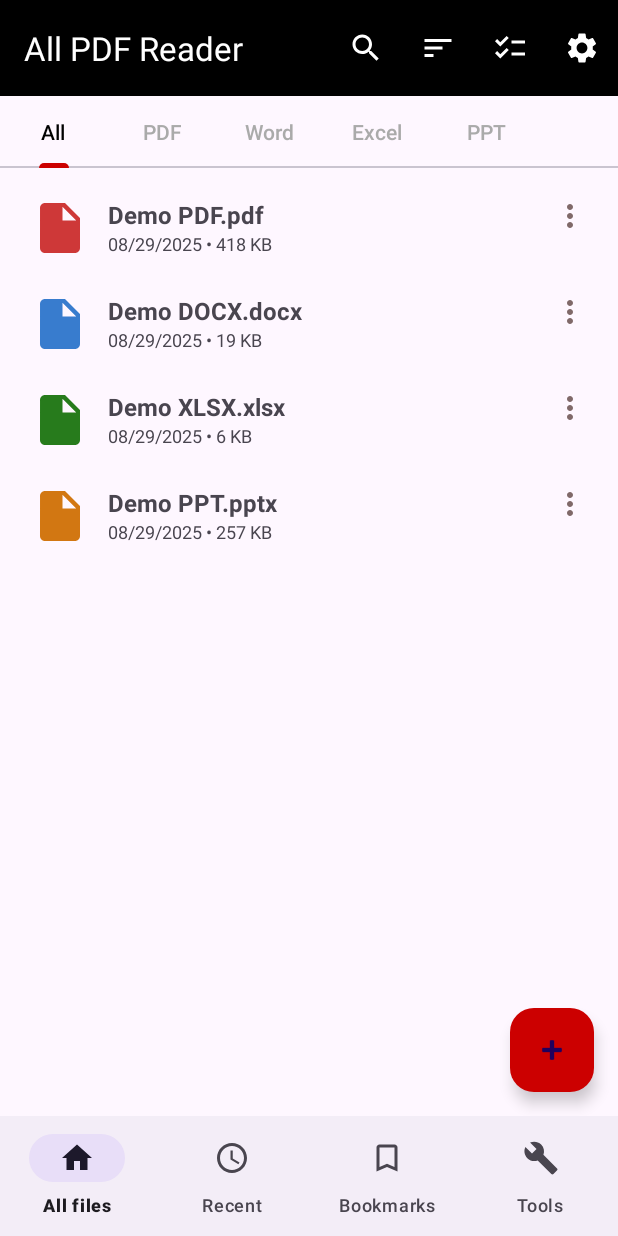
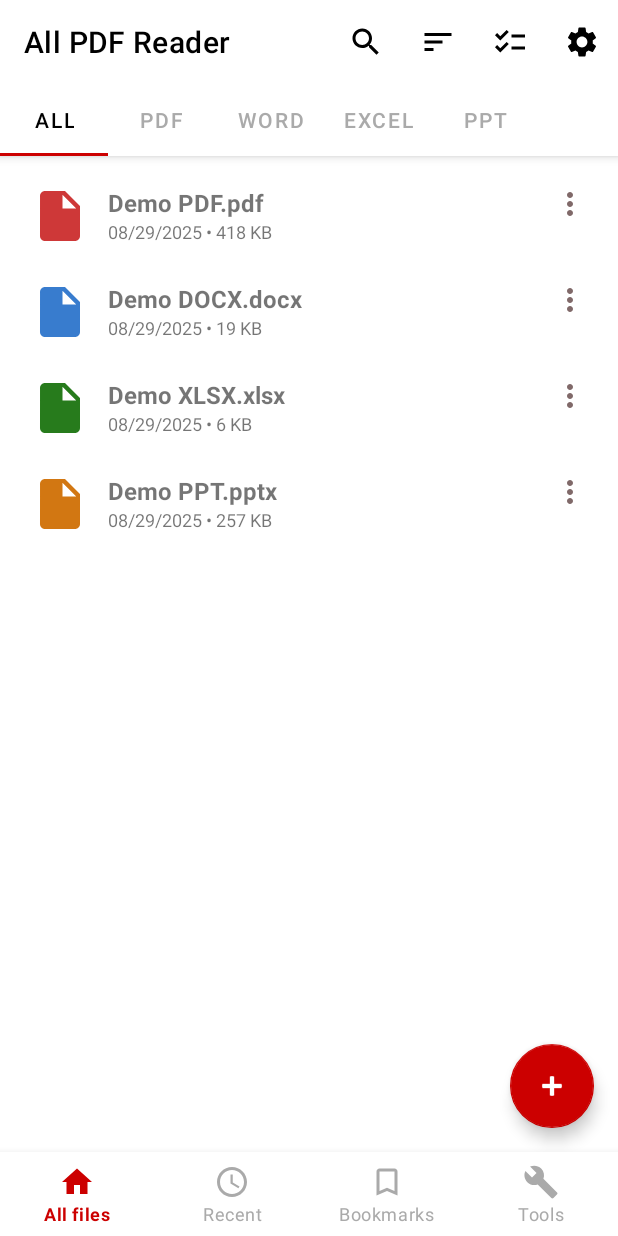
Before and after one commit to DurgeshMali/PDF-Management, an Android app: the screen it shows after launch (MainActivity), on a phone screen of 412 x 824 dp. Run offline under Robolectric (Android 15) with nearby library versions, the phone set to English and light mode, and no system bars.

Commit message:
made better UI and UX

```diff
--- a/app/build.gradle.kts
+++ b/app/build.gradle.kts
@@ -4,12 +4,12 @@ plugins {
 
 android {
     namespace = "com.example.pdfmanagement"
-    compileSdk = 34
+    compileSdk = 36
 
     defaultConfig {
         applicationId = "com.example.pdfmanagement"
         minSdk = 24
-        targetSdk = 34
+        targetSdk = 36
         versionCode = 1
         versionName = "1.0"
 
--- /dev/null
+++ b/app/src/main/res/color/nav_item_color.xml
@@ -0,0 +1,7 @@
+<?xml version="1.0" encoding="utf-8"?>
+<selector xmlns:android="http://schemas.android.com/apk/res/android">
+    <!-- Selected state -->
+    <item android:color="@android:color/holo_red_dark" android:state_checked="true" />
+    <!-- Default (unselected) state -->
+    <item android:color="@android:color/darker_gray" />
+</selector>
--- a/app/src/main/res/drawable/baseline_checklist_24.xml
+++ b/app/src/main/res/drawable/baseline_checklist_24.xml
@@ -1,5 +1,5 @@
-<vector android:height="24dp" android:tint="#FFFFFF"
+<vector android:height="24dp" android:tint="#000000"
     android:viewportHeight="24" android:viewportWidth="24"
     android:width="24dp" xmlns:android="http://schemas.android.com/apk/res/android">
-    <path android:fillColor="@android:color/black" android:pathData="M22,7h-9v2h9V7zM22,15h-9v2h9V15zM5.54,11L2,7.46l1.41,-1.41l2.12,2.12l4.24,-4.24l1.41,1.41L5.54,11zM5.54,19L2,15.46l1.41,-1.41l2.12,2.12l4.24,-4.24l1.41,1.41L5.54,19z"/>
+    <path android:fillColor="@android:color/white" android:pathData="M22,7h-9v2h9V7zM22,15h-9v2h9V15zM5.54,11L2,7.46l1.41,-1.41l2.12,2.12l4.24,-4.24l1.41,1.41L5.54,11zM5.54,19L2,15.46l1.41,-1.41l2.12,2.12l4.24,-4.24l1.41,1.41L5.54,19z"/>
 </vector>
--- a/app/src/main/res/drawable/baseline_search_24.xml
+++ b/app/src/main/res/drawable/baseline_search_24.xml
@@ -1,5 +1,5 @@
-<vector android:height="24dp" android:tint="#FFFFFF"
+<vector android:height="24dp" android:tint="#000000"
     android:viewportHeight="24" android:viewportWidth="24"
     android:width="24dp" xmlns:android="http://schemas.android.com/apk/res/android">
-    <path android:fillColor="@android:color/black" android:pathData="M15.5,14h-0.79l-0.28,-0.27C15.41,12.59 16,11.11 16,9.5 16,5.91 13.09,3 9.5,3S3,5.91 3,9.5 5.91,16 9.5,16c1.61,0 3.09,-0.59 4.23,-1.57l0.27,0.28v0.79l5,4.99L20.49,19l-4.99,-5zM9.5,14C7.01,14 5,11.99 5,9.5S7.01,5 9.5,5 14,7.01 14,9.5 11.99,14 9.5,14z"/>
+    <path android:fillColor="@android:color/white" android:pathData="M15.5,14h-0.79l-0.28,-0.27C15.41,12.59 16,11.11 16,9.5 16,5.91 13.09,3 9.5,3S3,5.91 3,9.5 5.91,16 9.5,16c1.61,0 3.09,-0.59 4.23,-1.57l0.27,0.28v0.79l5,4.99L20.49,19l-4.99,-5zM9.5,14C7.01,14 5,11.99 5,9.5S7.01,5 9.5,5 14,7.01 14,9.5 11.99,14 9.5,14z"/>
 </vector>
--- a/app/src/main/res/drawable/baseline_settings_24.xml
+++ b/app/src/main/res/drawable/baseline_settings_24.xml
@@ -1,5 +1,5 @@
-<vector android:height="24dp" android:tint="#FFFFFF"
+<vector android:height="24dp" android:tint="#000000"
     android:viewportHeight="24" android:viewportWidth="24"
     android:width="24dp" xmlns:android="http://schemas.android.com/apk/res/android">
-    <path android:fillColor="@android:color/black" android:pathData="M19.14,12.94c0.04,-0.3 0.06,-0.61 0.06,-0.94c0,-0.32 -0.02,-0.64 -0.07,-0.94l2.03,-1.58c0.18,-0.14 0.23,-0.41 0.12,-0.61l-1.92,-3.32c-0.12,-0.22 -0.37,-0.29 -0.59,-0.22l-2.39,0.96c-0.5,-0.38 -1.03,-0.7 -1.62,-0.94L14.4,2.81c-0.04,-0.24 -0.24,-0.41 -0.48,-0.41h-3.84c-0.24,0 -0.43,0.17 -0.47,0.41L9.25,5.35C8.66,5.59 8.12,5.92 7.63,6.29L5.24,5.33c-0.22,-0.08 -0.47,0 -0.59,0.22L2.74,8.87C2.62,9.08 2.66,9.34 2.86,9.48l2.03,1.58C4.84,11.36 4.8,11.69 4.8,12s0.02,0.64 0.07,0.94l-2.03,1.58c-0.18,0.14 -0.23,0.41 -0.12,0.61l1.92,3.32c0.12,0.22 0.37,0.29 0.59,0.22l2.39,-0.96c0.5,0.38 1.03,0.7 1.62,0.94l0.36,2.54c0.05,0.24 0.24,0.41 0.48,0.41h3.84c0.24,0 0.44,-0.17 0.47,-0.41l0.36,-2.54c0.59,-0.24 1.13,-0.56 1.62,-0.94l2.39,0.96c0.22,0.08 0.47,0 0.59,-0.22l1.92,-3.32c0.12,-0.22 0.07,-0.47 -0.12,-0.61L19.14,12.94zM12,15.6c-1.98,0 -3.6,-1.62 -3.6,-3.6s1.62,-3.6 3.6,-3.6s3.6,1.62 3.6,3.6S13.98,15.6 12,15.6z"/>
+    <path android:fillColor="@android:color/white" android:pathData="M19.14,12.94c0.04,-0.3 0.06,-0.61 0.06,-0.94c0,-0.32 -0.02,-0.64 -0.07,-0.94l2.03,-1.58c0.18,-0.14 0.23,-0.41 0.12,-0.61l-1.92,-3.32c-0.12,-0.22 -0.37,-0.29 -0.59,-0.22l-2.39,0.96c-0.5,-0.38 -1.03,-0.7 -1.62,-0.94L14.4,2.81c-0.04,-0.24 -0.24,-0.41 -0.48,-0.41h-3.84c-0.24,0 -0.43,0.17 -0.47,0.41L9.25,5.35C8.66,5.59 8.12,5.92 7.63,6.29L5.24,5.33c-0.22,-0.08 -0.47,0 -0.59,0.22L2.74,8.87C2.62,9.08 2.66,9.34 2.86,9.48l2.03,1.58C4.84,11.36 4.8,11.69 4.8,12s0.02,0.64 0.07,0.94l-2.03,1.58c-0.18,0.14 -0.23,0.41 -0.12,0.61l1.92,3.32c0.12,0.22 0.37,0.29 0.59,0.22l2.39,-0.96c0.5,0.38 1.03,0.7 1.62,0.94l0.36,2.54c0.05,0.24 0.24,0.41 0.48,0.41h3.84c0.24,0 0.44,-0.17 0.47,-0.41l0.36,-2.54c0.59,-0.24 1.13,-0.56 1.62,-0.94l2.39,0.96c0.22,0.08 0.47,0 0.59,-0.22l1.92,-3.32c0.12,-0.22 0.07,-0.47 -0.12,-0.61L19.14,12.94zM12,15.6c-1.98,0 -3.6,-1.62 -3.6,-3.6s1.62,-3.6 3.6,-3.6s3.6,1.62 3.6,3.6S13.98,15.6 12,15.6z"/>
 </vector>
--- a/app/src/main/res/drawable/baseline_sort_24.xml
+++ b/app/src/main/res/drawable/baseline_sort_24.xml
@@ -1,5 +1,5 @@
 <vector android:autoMirrored="true" android:height="24dp"
-    android:tint="#FFFFFF" android:viewportHeight="24"
+    android:tint="#000000" android:viewportHeight="24"
     android:viewportWidth="24" android:width="24dp" xmlns:android="http://schemas.android.com/apk/res/android">
-    <path android:fillColor="@android:color/black" android:pathData="M3,18h6v-2L3,16v2zM3,6v2h18L21,6L3,6zM3,13h12v-2L3,11v2z"/>
+    <path android:fillColor="@android:color/white" android:pathData="M3,18h6v-2L3,16v2zM3,6v2h18L21,6L3,6zM3,13h12v-2L3,11v2z"/>
 </vector>
--- a/app/src/main/res/layout/activity_main.xml
+++ b/app/src/main/res/layout/activity_main.xml
@@ -23,7 +23,9 @@
             android:layout_width="match_parent"
             android:layout_height="wrap_content"
             app:menu="@menu/menu_bottom_nav"
-            app:labelVisibilityMode="labeled"/>
+            app:labelVisibilityMode="labeled"
+            app:itemIconTint="@color/nav_item_color"
+            app:itemTextColor="@color/nav_item_color"/>
     </LinearLayout>
 
   </androidx.constraintlayout.widget.ConstraintLayout>
--- a/app/src/main/res/layout/fragment_files.xml
+++ b/app/src/main/res/layout/fragment_files.xml
@@ -16,8 +16,9 @@
             android:id="@+id/toolbar"
             android:layout_width="match_parent"
             android:layout_height="?attr/actionBarSize"
-            android:background="@color/black"
-            app:popupTheme="@style/ThemeOverlay.MaterialComponents.Light" />
+            android:background="@color/white"
+            app:popupTheme="@style/ThemeOverlay.MaterialComponents.Dark"
+            app:titleTextColor="@android:color/black"/>
 
         <!-- Tabs below toolbar -->
         <com.google.android.material.tabs.TabLayout
@@ -48,6 +49,8 @@
         android:layout_margin="16dp"
         android:contentDescription="Add"
         android:src="@android:drawable/ic_input_add"
-        app:backgroundTint="@android:color/holo_red_dark" />
+        app:backgroundTint="@android:color/holo_red_dark"
+        app:tint="@android:color/white"
+        app:fabSize="normal"/>
 
 </androidx.coordinatorlayout.widget.CoordinatorLayout>
--- a/app/src/main/res/values/themes.xml
+++ b/app/src/main/res/values/themes.xml
@@ -1,8 +1,12 @@
 <resources xmlns:tools="http://schemas.android.com/tools">
     <!-- Base application theme. -->
-    <style name="Base.Theme.PDFManagement" parent="Theme.Material3.DayNight.NoActionBar">
+    <style name="Base.Theme.PDFManagement" parent="Theme.MaterialComponents.DayNight.NoActionBar">
         <!-- Customize your light theme here. -->
         <!-- <item name="colorPrimary">@color/my_light_primary</item> -->
+<!--        <item name="colorPrimary">@android:color/white</item>-->
+<!--        <item name="colorPrimaryVariant">@android:color/white</item>-->
+        <item name="android:statusBarColor">@android:color/white</item>
+        <item name="android:windowLightStatusBar">true</item>
     </style>
 
     <style name="Theme.PDFManagement" parent="Base.Theme.PDFManagement" />
```
